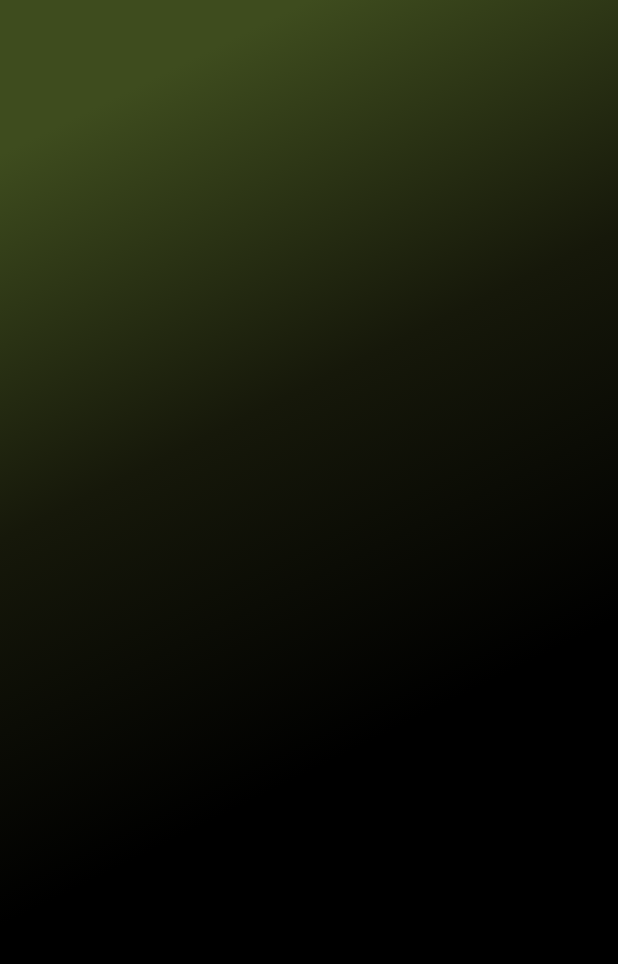
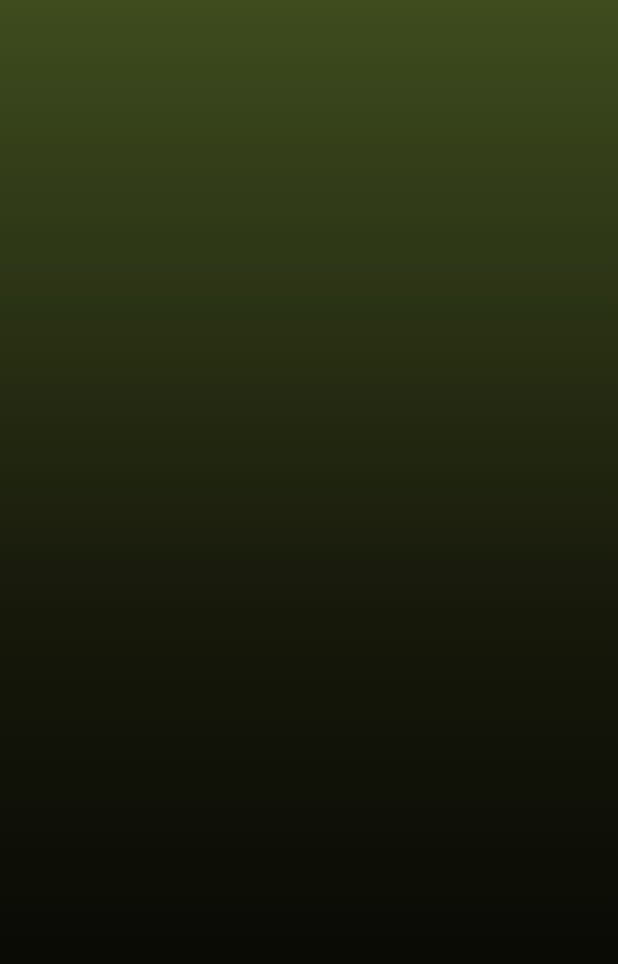
Before and after one commit to JAICHANGPARK/flutter_notebook_chapter_43, a Flutter app: the FoodOrderProfilePage screen opened directly, on a phone screen of 412 x 824 dp. Shown: the top 964 px of the screen. Run offline on Flutter 3.47's test engine with Material 3 defaults, Android fonts, the phone set to English and light mode, and no system bars; our stand-ins replace gap, hugeicons, percent_indicator.

Commit message:
Update food_order_profile_page.dart

```diff
--- a/lib/ep2393_food_order_app/ui/profile/food_order_profile_page.dart
+++ b/lib/ep2393_food_order_app/ui/profile/food_order_profile_page.dart
@@ -16,9 +16,9 @@ class _FoodOrderProfilePageState extends State<FoodOrderProfilePage> {
           Positioned.fill(
               child: Container(
             decoration: BoxDecoration(
-
                 gradient: LinearGradient(
-                  begin: Alignment.topCenter,
+              begin: Alignment.topCenter,
+              end: Alignment.bottomCenter,
               colors: [
                 Color.fromRGBO(62, 76, 30, 1),
                 Color.fromRGBO(22, 24, 10, 1),
```
